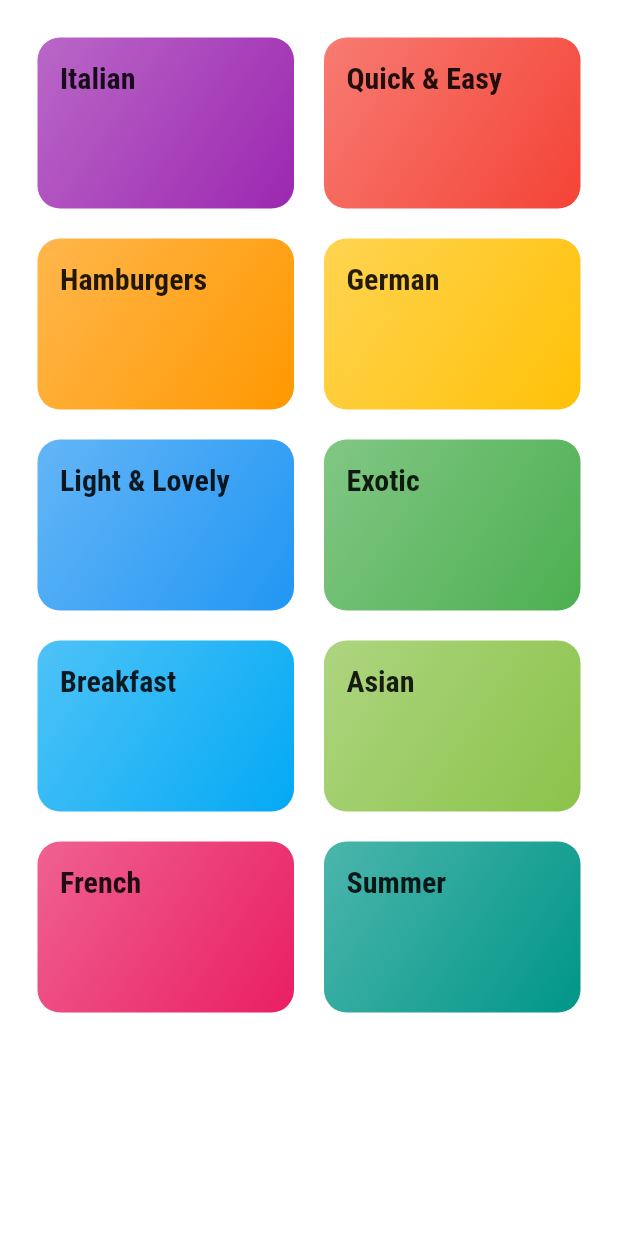
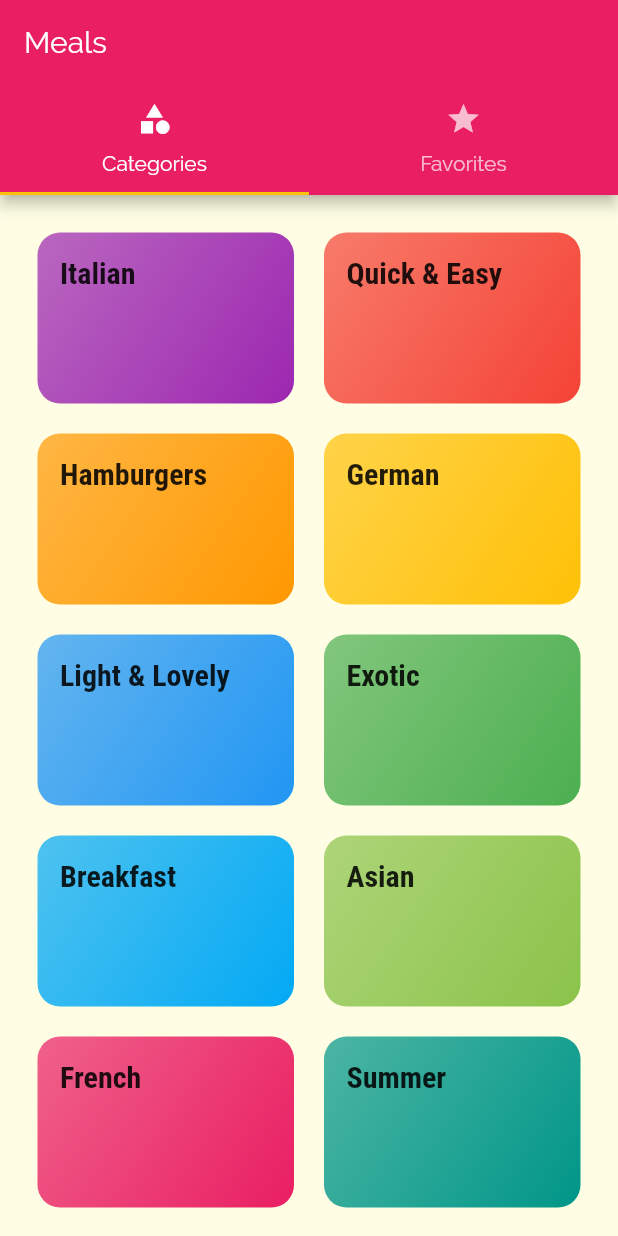
Before and after one commit to leandrouti/flutter-meals_app, a Flutter app: the screen it shows after launch, on a phone screen of 412 x 824 dp. Run offline on Flutter 3.47's test engine with Material 2 defaults, Android fonts, the phone set to English and light mode, and no system bars.

Commit message:
[add] tabs screen

```diff
--- a/lib/main.dart
+++ b/lib/main.dart
@@ -1,4 +1,5 @@
 import 'package:flutter/material.dart';
+import './screens/tabs_screen.dart';
 import './screens/category_meals_screen.dart';
 import './screens/categories_screen.dart';
 import './screens/meal_detail_screen.dart';
@@ -29,7 +30,7 @@ class MyApp extends StatelessWidget {
               ),
             ),
       ),
-      home: const CategoriesScreen(),
+      home: const TabsScreen(),
       routes: {
         CategoryMealsScreen.routeName: (context) => const CategoryMealsScreen(),
         MealDetailScreen.routeName: (context) => const MealDetailScreen(),
--- /dev/null
+++ b/lib/screens/tabs_screen.dart
@@ -0,0 +1,40 @@
+import 'package:flutter/material.dart';
+import './categories_screen.dart';
+import './favorites_screen.dart';
+
+class TabsScreen extends StatefulWidget {
+  const TabsScreen({Key? key}) : super(key: key);
+
+  @override
+  _TabsScreenState createState() => _TabsScreenState();
+}
+
+class _TabsScreenState extends State<TabsScreen> {
+  @override
+  Widget build(BuildContext context) {
+    return DefaultTabController(
+      length: 2,
+      child: Scaffold(
+        appBar: AppBar(
+          title: const Text('Meals'),
+          bottom: const TabBar(tabs: [
+            Tab(
+              icon: Icon(Icons.category),
+              text: 'Categories',
+            ),
+            Tab(
+              icon: Icon(Icons.star),
+              text: 'Favorites',
+            ),
+          ]),
+        ),
+        body: const TabBarView(
+          children: [
+            CategoriesScreen(),
+            FavoritesScreen(),
+          ],
+        ),
+      ),
+    );
+  }
+}
```
